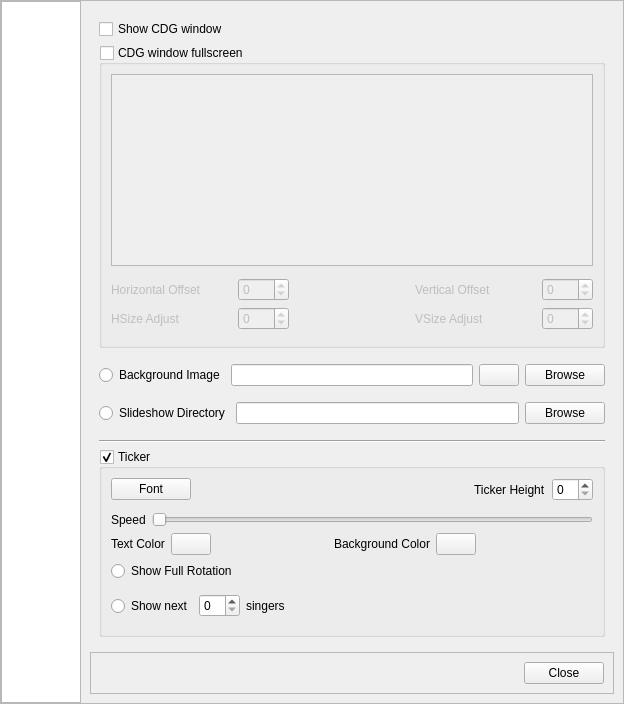
Qt form OpenKJ/dlgsettings.ui (OpenKJ/OpenKJ) before a commit.
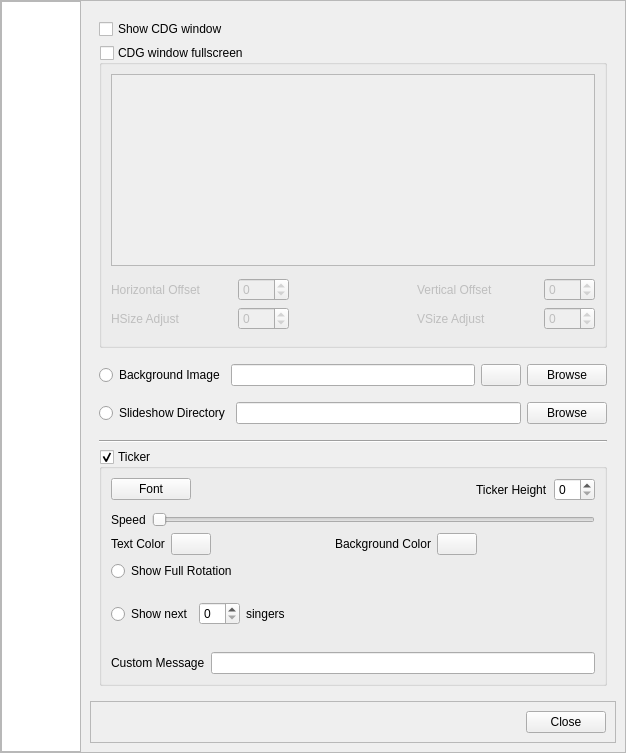
The same form after that commit. The open tabs and pages were chosen to show the change. Icons and pictures are not drawn.

Commit message: Adding feature to allow custom text to be added to the ticker

The edit to the form file:
```diff
--- a/OpenKJ/dlgsettings.ui
+++ b/OpenKJ/dlgsettings.ui
@@ -9,8 +9,8 @@
    <rect>
     <x>0</x>
     <y>0</y>
-    <width>624</width>
-    <height>704</height>
+    <width>626</width>
+    <height>753</height>
    </rect>
   </property>
   <property name="windowTitle">
@@ -787,6 +787,23 @@
                  </item>
                 </layout>
                </item>
+               <item>
+                <layout class="QHBoxLayout" name="horizontalLayout_9">
+                 <property name="topMargin">
+                  <number>5</number>
+                 </property>
+                 <item>
+                  <widget class="QLabel" name="label_8">
+                   <property name="text">
+                    <string>Custom Message</string>
+                   </property>
+                  </widget>
+                 </item>
+                 <item>
+                  <widget class="QLineEdit" name="lineEditTickerMessage"/>
+                 </item>
+                </layout>
+               </item>
               </layout>
              </widget>
             </item>
```
Left out of the diff: 2 changed lines with no effect on the pictures. The commit also changes 5 other files.
